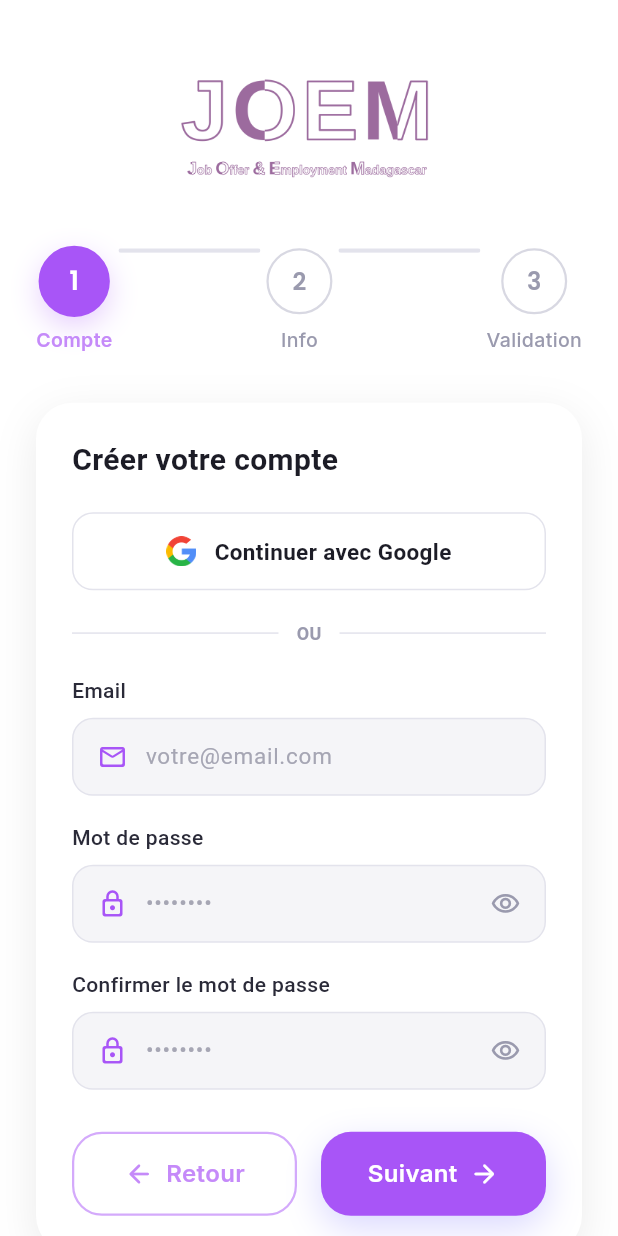
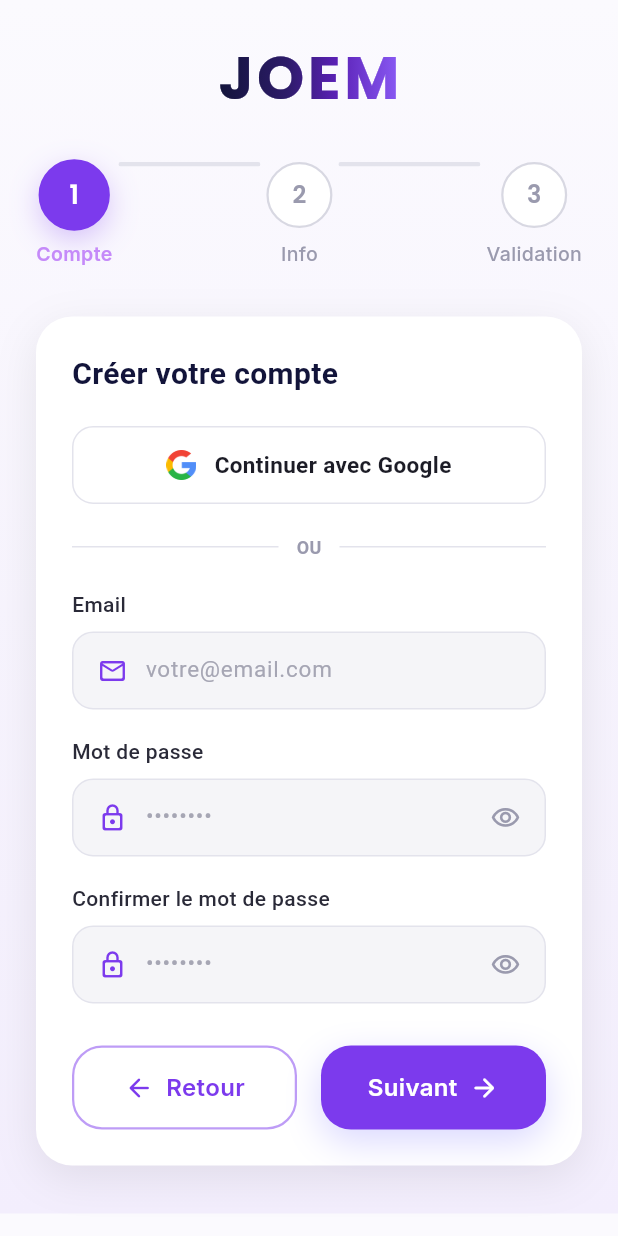
Before and after one commit to talaoux/JOEM, a Flutter app: the screen it shows after launch, after a tap on "Je suis recruteur", on a phone screen of 412 x 824 dp. Run offline on Flutter 3.47's test engine with Material 3 defaults, Android fonts, the phone set to English and light mode, and no system bars; our stand-ins replace google_fonts, image_picker; accounts and stored records are empty.

Commit message:
[FIX] changed design for welcome screen

```diff
--- a/lib/core/widgets/centered_logo.dart
+++ /dev/null
@@ -1,15 +0,0 @@
-import 'package:flutter/material.dart';
-
-/// The JOEM wordmark centered at the top of the registration/login
-/// screens.
-class CenteredLogo extends StatelessWidget {
-  const CenteredLogo({super.key});
-
-  @override
-  Widget build(BuildContext context) {
-    return Image.asset(
-      'assets/images/joem_logo.png',
-      width: 200,
-    );
-  }
-}
--- a/lib/core/widgets/glass_button.dart
+++ b/lib/core/widgets/glass_button.dart
@@ -18,6 +18,7 @@ class GlassButton extends StatelessWidget {
     this.variant = GlassButtonVariant.filled,
     this.leadingIcon,
     this.trailingIcon,
+    this.color,
   });
 
   final String label;
@@ -26,20 +27,25 @@ class GlassButton extends StatelessWidget {
   final IconData? leadingIcon;
   final IconData? trailingIcon;
 
+  /// Overrides the default [AppColors.primary] tint, e.g. to match a
+  /// specific screen's palette (login follows the onboarding violet).
+  final Color? color;
+
   bool get _isFilled => variant == GlassButtonVariant.filled;
 
   @override
   Widget build(BuildContext context) {
-    final foreground = _isFilled ? Colors.white : AppColors.primaryLight;
+    final accent = color ?? AppColors.primary;
+    final foreground = _isFilled ? Colors.white : (color ?? AppColors.primaryLight);
 
     return Container(
       height: 56,
       decoration: BoxDecoration(
-        color: _isFilled ? AppColors.primary : Colors.transparent,
+        color: _isFilled ? accent : Colors.transparent,
         borderRadius: BorderRadius.circular(20),
         border: _isFilled
             ? null
-            : Border.all(color: AppColors.primary.withValues(alpha: 0.5), width: 1.5),
+            : Border.all(color: accent.withValues(alpha: 0.5), width: 1.5),
         boxShadow: _isFilled ? AppShadows.glowShadow : null,
       ),
       child: Material(
--- /dev/null
+++ b/lib/core/widgets/joem_gradient_logo.dart
@@ -0,0 +1,39 @@
+import 'package:flutter/material.dart';
+import 'package:google_fonts/google_fonts.dart';
+
+import 'package:joem/features/welcome/presentation/welcome_palette.dart';
+
+/// Wordmark "JOEM" au dégradé navy → violet, même identité que le bloc
+/// de marque du [WelcomeScreen], réutilisé en en-tête des écrans de
+/// connexion et d'inscription (sans la grille de points ni la baseline,
+/// trop chargées pour l'en-tête d'un formulaire).
+class JoemGradientLogo extends StatelessWidget {
+  const JoemGradientLogo({super.key, this.fontSize = 40});
+
+  final double fontSize;
+
+  @override
+  Widget build(BuildContext context) {
+    return ShaderMask(
+      shaderCallback: (rect) => const LinearGradient(
+        colors: [
+          OnboardingColors.navy,
+          Color(0xFF2D1B69),
+          OnboardingColors.violetDeep,
+          OnboardingColors.violetLight,
+        ],
+        stops: [0.0, 0.38, 0.65, 1.0],
+      ).createShader(rect),
+      child: Text(
+        'JOEM',
+        style: GoogleFonts.poppins(
+          fontSize: fontSize,
+          fontWeight: FontWeight.w700,
+          letterSpacing: 2.5,
+          color: Colors.white,
+          height: 1.0,
+        ),
+      ),
+    );
+  }
+}
--- a/lib/core/widgets/light_text_field.dart
+++ b/lib/core/widgets/light_text_field.dart
@@ -1,6 +1,6 @@
 import 'package:flutter/material.dart';
 
-import '../theme/app_colors.dart';
+import 'package:joem/features/welcome/presentation/welcome_palette.dart';
 
 /// A labeled input field styled for a wizard's white card: light grey
 /// fill, grey hairline border that turns violet on focus, dark text.
@@ -66,7 +66,7 @@ class _LightTextFieldState extends State<LightTextField> {
               color: const Color(0xFFF5F5F8),
               borderRadius: BorderRadius.circular(14),
               border: Border.all(
-                color: _focused ? AppColors.primary : const Color(0xFFE3E3EC),
+                color: _focused ? OnboardingColors.violet : const Color(0xFFE3E3EC),
                 width: _focused ? 1.5 : 1,
               ),
             ),
@@ -78,7 +78,7 @@ class _LightTextFieldState extends State<LightTextField> {
                 if (widget.icon != null) ...[
                   Padding(
                     padding: EdgeInsets.only(top: isMultiline ? 2 : 0),
-                    child: Icon(widget.icon, color: AppColors.primary, size: 20),
+                    child: Icon(widget.icon, color: OnboardingColors.violet, size: 20),
                   ),
                   const SizedBox(width: 12),
                 ],
@@ -89,7 +89,7 @@ class _LightTextFieldState extends State<LightTextField> {
                     keyboardType: widget.keyboardType,
                     maxLines: isMultiline ? widget.maxLines : 1,
                     style: const TextStyle(fontSize: 15, color: Color(0xFF1C1C26)),
-                    cursorColor: AppColors.primary,
+                    cursorColor: OnboardingColors.violet,
                     decoration: InputDecoration(
                       hintText: widget.hint,
                       hintStyle: const TextStyle(fontSize: 15, color: Color(0xFFA6A6B4)),
--- a/lib/core/widgets/registration_stepper.dart
+++ b/lib/core/widgets/registration_stepper.dart
@@ -1,6 +1,7 @@
 import 'package:flutter/material.dart';
 
-import '../theme/app_colors.dart';
+import 'package:joem/features/welcome/presentation/welcome_palette.dart';
+
 import '../theme/app_durations.dart';
 import '../theme/app_text_styles.dart';
 
@@ -69,15 +70,15 @@ class _StepNode extends StatelessWidget {
             height: 44,
             decoration: BoxDecoration(
               shape: BoxShape.circle,
-              color: isHighlighted ? AppColors.primary : Colors.white,
+              color: isHighlighted ? OnboardingColors.violet : Colors.white,
               border: Border.all(
-                color: isHighlighted ? AppColors.primary : const Color(0xFFD8D8E2),
+                color: isHighlighted ? OnboardingColors.violet : const Color(0xFFD8D8E2),
                 width: 1.5,
               ),
               boxShadow: isActive
                   ? [
                       BoxShadow(
-                        color: AppColors.primary.withValues(alpha: 0.35),
+                        color: OnboardingColors.violet.withValues(alpha: 0.35),
                         blurRadius: 16,
                         spreadRadius: -2,
                         offset: const Offset(0, 6),
@@ -131,7 +132,7 @@ class _StepLine extends StatelessWidget {
                 return FractionallySizedBox(
                   widthFactor: value,
                   alignment: Alignment.centerLeft,
-                  child: Container(color: AppColors.primary),
+                  child: Container(color: OnboardingColors.violet),
                 );
               },
             ),
--- a/lib/core/widgets/step_one_account.dart
+++ b/lib/core/widgets/step_one_account.dart
@@ -1,4 +1,6 @@
 import 'package:flutter/material.dart';
+
+import 'package:joem/features/welcome/presentation/welcome_palette.dart';
 
 import 'google_sign_in_button.dart';
 import 'light_text_field.dart';
@@ -32,7 +34,7 @@ class StepOneAccount extends StatelessWidget {
           style: TextStyle(
             fontSize: 20,
             fontWeight: FontWeight.w600,
-            color: Color(0xFF1C1C26),
+            color: OnboardingColors.navy,
           ),
         ),
         const SizedBox(height: 20),
--- a/lib/core/widgets/wizard_navigation.dart
+++ b/lib/core/widgets/wizard_navigation.dart
@@ -1,6 +1,7 @@
 import 'package:flutter/material.dart';
 
 import 'package:joem/core/widgets/glass_button.dart';
+import 'package:joem/features/welcome/presentation/welcome_palette.dart';
 
 /// The "Retour" / "Suivant" (→ "Créer mon compte" on the last step) button
 /// pair shown at the bottom of the form card.
@@ -26,6 +27,7 @@ class WizardNavigation extends StatelessWidget {
             leadingIcon: Icons.arrow_back_rounded,
             variant: GlassButtonVariant.outline,
             onTap: onBack,
+            color: OnboardingColors.violet,
           ),
         ),
         const SizedBox(width: 16),
@@ -34,6 +36,7 @@ class WizardNavigation extends StatelessWidget {
             label: isLastStep ? 'Créer mon compte' : 'Suivant',
             trailingIcon: Icons.arrow_forward_rounded,
             onTap: onNext,
+            color: OnboardingColors.violet,
           ),
         ),
       ],
--- a/lib/features/job_seeker_registration/presentation/widgets/step_five_validation.dart
+++ b/lib/features/job_seeker_registration/presentation/widgets/step_five_validation.dart
@@ -1,6 +1,6 @@
 import 'package:flutter/material.dart';
 
-import 'package:joem/core/theme/app_colors.dart';
+import 'package:joem/features/welcome/presentation/welcome_palette.dart';
 
 import 'step_four_daily_rate.dart';
 import 'step_three_professional_profile.dart';
@@ -191,7 +191,7 @@ class _SummaryRow extends StatelessWidget {
     return Row(
       crossAxisAlignment: CrossAxisAlignment.start,
       children: [
-        Icon(icon, color: AppColors.primary, size: 18),
+        Icon(icon, color: OnboardingColors.violet, size: 18),
         const SizedBox(width: 10),
         Expanded(
           child: Column(
--- a/lib/features/job_seeker_registration/presentation/widgets/step_four_daily_rate.dart
+++ b/lib/features/job_seeker_registration/presentation/widgets/step_four_daily_rate.dart
@@ -1,6 +1,6 @@
 import 'package:flutter/material.dart';
 
-import 'package:joem/core/theme/app_colors.dart';
+import 'package:joem/features/welcome/presentation/welcome_palette.dart';
 import 'package:joem/core/widgets/light_dropdown.dart';
 import 'package:joem/core/widgets/light_text_field.dart';
 
@@ -122,10 +122,10 @@ class _WorkModeCheckbox extends StatelessWidget {
               width: 22,
               height: 22,
               decoration: BoxDecoration(
-                color: checked ? AppColors.primary : Colors.transparent,
+                color: checked ? OnboardingColors.violet : Colors.transparent,
                 borderRadius: BorderRadius.circular(6),
                 border: Border.all(
-                  color: checked ? AppColors.primary : const Color(0xFFD8D8E2),
+                  color: checked ? OnboardingColors.violet : const Color(0xFFD8D8E2),
                   width: 1.5,
                 ),
               ),
--- a/lib/features/job_seeker_registration/presentation/widgets/step_two_personal_info.dart
+++ b/lib/features/job_seeker_registration/presentation/widgets/step_two_personal_info.dart
@@ -1,7 +1,7 @@
 import 'package:flutter/material.dart';
 
 import 'package:joem/core/constants/malagasy_cities.dart';
-import 'package:joem/core/theme/app_colors.dart';
+import 'package:joem/features/welcome/presentation/welcome_palette.dart';
 import 'package:joem/core/widgets/light_dropdown.dart';
 import 'package:joem/core/widgets/light_text_field.dart';
 
@@ -164,7 +164,7 @@ class _ProfilePhotoPicker extends StatelessWidget {
               ),
               child: Icon(
                 selected ? Icons.check_circle_rounded : Icons.person_outline_rounded,
-                color: AppColors.primary,
+                color: OnboardingColors.violet,
                 size: 36,
               ),
             ),
@@ -176,7 +176,7 @@ class _ProfilePhotoPicker extends StatelessWidget {
                 height: 30,
                 decoration: const BoxDecoration(
                   shape: BoxShape.circle,
-                  color: AppColors.primary,
+                  color: OnboardingColors.violet,
                 ),
                 child: const Icon(Icons.camera_alt_rounded, color: Colors.white, size: 15),
               ),
--- a/lib/features/recruiter_registration/presentation/recruiter_registration_screen.dart
+++ b/lib/features/recruiter_registration/presentation/recruiter_registration_screen.dart
@@ -1,17 +1,18 @@
 import 'package:flutter/material.dart';
 
 import 'package:joem/core/theme/app_durations.dart';
-import 'package:joem/core/widgets/centered_logo.dart';
 import 'package:joem/core/widgets/form_surface.dart';
+import 'package:joem/core/widgets/joem_gradient_logo.dart';
 import 'package:joem/core/widgets/registration_stepper.dart';
 import 'package:joem/core/widgets/step_one_account.dart';
 import 'package:joem/core/widgets/wizard_navigation.dart';
+import 'package:joem/features/welcome/presentation/welcome_palette.dart';
 
 import 'widgets/step_three_validation.dart';
 import 'widgets/step_two_personal_info.dart';
 
 /// Écran "Inscription Recruteur" : un wizard à 3 étapes (Compte, Info,
-/// Validation) sur fond blanc, qui reste sur une seule page — les
+/// Validation) sur fond dégradé façon onboarding, qui reste sur une seule page — les
 /// étapes changent uniquement le contenu du formulaire, jamais l'écran.
 class RecruiterRegistrationScreen extends StatefulWidget {
   const RecruiterRegistrationScreen({super.key});
@@ -116,8 +117,16 @@ class _RecruiterRegistrationScreenState
     final horizontalPadding = isTablet ? 48.0 : (isLargeScreen ? 40.0 : 24.0);
 
     return Scaffold(
-      backgroundColor: Colors.white,
-      body: SafeArea(
+      backgroundColor: OnboardingColors.bgTop,
+      body: DecoratedBox(
+        decoration: const BoxDecoration(
+          gradient: LinearGradient(
+            begin: Alignment.topCenter,
+            end: Alignment.bottomCenter,
+            colors: [OnboardingColors.bgTop, OnboardingColors.bgBottom],
+          ),
+        ),
+        child: SafeArea(
         child: SingleChildScrollView(
           physics: const BouncingScrollPhysics(),
           child: Center(
@@ -130,7 +139,7 @@ class _RecruiterRegistrationScreenState
                 child: Column(
                   children: [
                     const SizedBox(height: 32),
-                    const CenteredLogo(),
+                    const JoemGradientLogo(),
                     const SizedBox(height: 36),
 
                     RegistrationStepper(
@@ -178,6 +187,7 @@ class _RecruiterRegistrationScreenState
             ),
           ),
         ),
+        ),
       ),
     );
   }
--- a/lib/features/recruiter_registration/presentation/widgets/step_three_validation.dart
+++ b/lib/features/recruiter_registration/presentation/widgets/step_three_validation.dart
@@ -1,6 +1,6 @@
 import 'package:flutter/material.dart';
 
-import 'package:joem/core/theme/app_colors.dart';
+import 'package:joem/features/welcome/presentation/welcome_palette.dart';
 
 /// Étape 3 — "Validation" : relecture des informations saisies aux
 /// étapes précédentes avant la création du compte.
@@ -135,7 +135,7 @@ class _SummaryRow extends StatelessWidget {
     return Row(
       crossAxisAlignment: CrossAxisAlignment.start,
       children: [
-        Icon(icon, color: AppColors.primary, size: 18),
+        Icon(icon, color: OnboardingColors.violet, size: 18),
         const SizedBox(width: 10),
         Expanded(
           child: Column(
--- a/lib/features/recruiter_registration/presentation/widgets/step_two_personal_info.dart
+++ b/lib/features/recruiter_registration/presentation/widgets/step_two_personal_info.dart
@@ -1,7 +1,7 @@
 import 'package:flutter/material.dart';
 
 import 'package:joem/core/constants/malagasy_cities.dart';
-import 'package:joem/core/theme/app_colors.dart';
+import 'package:joem/features/welcome/presentation/welcome_palette.dart';
 import 'package:joem/core/widgets/light_dropdown.dart';
 import 'package:joem/core/widgets/light_text_field.dart';
 
@@ -172,7 +172,7 @@ class _LogoPicker extends StatelessWidget {
               children: [
                 Icon(
                   selected ? Icons.check_circle_rounded : Icons.cloud_upload_outlined,
-                  color: AppColors.primary,
+                  color: OnboardingColors.violet,
                   size: 26,
                 ),
                 const SizedBox(height: 6),
--- a/lib/features/welcome/presentation/welcome_screen.dart
+++ b/lib/features/welcome/presentation/welcome_screen.dart
@@ -1,3 +1,4 @@
+import 'dart:async';
 import 'dart:math' as math;
 
 import 'package:flutter/material.dart';
@@ -162,8 +163,10 @@ class _WelcomeScreenState extends State<WelcomeScreen>
                           child: _ActionCard(
                             icon: Icons.work,
                             title: 'Je suis recruteur',
-                            subtitle:
-                                'Publiez des offres et trouvez les meilleurs talents.',
+                            subtitleLines: const [
+                              'Publier des offres et trouvez',
+                              'les meilleur talent',
+                            ],
                             onTap: _onRecruiterTap,
                             animation: _mainAnimation,
                             scale: scale,
@@ -179,8 +182,10 @@ class _WelcomeScreenState extends State<WelcomeScreen>
                           child: _ActionCard(
                             icon: Icons.person,
                             title: 'Je cherche un emploi',
-                            subtitle:
-                                "Trouvez l'opportunité qui correspond à votre profil.",
+                            subtitleLines: const [
+                              "Trouvez l'opportunité qui correspond",
+                              'à votre profil',
+                            ],
                             onTap: _onJobSeekerTap,
                             animation: _mainAnimation,
                             scale: scale,
@@ -651,7 +656,7 @@ class _DescriptionBlock extends StatelessWidget {
 class _ActionCard extends StatelessWidget {
   final IconData icon;
   final String title;
-  final String subtitle;
+  final List<String> subtitleLines;
   final VoidCallback onTap;
   final Animation<double> animation;
   final double scale;
@@ -660,7 +665,7 @@ class _ActionCard extends StatelessWidget {
   const _ActionCard({
     required this.icon,
     required this.title,
-    required this.subtitle,
+    required this.subtitleLines,
     required this.onTap,
     required this.animation,
     required this.scale,
@@ -720,37 +725,36 @@ class _ActionCard extends StatelessWidget {
                       // deux ne peut jamais dépasser l'espace disponible,
                       // quelle que soit la taille d'écran.
                       Expanded(
-                        flex: 2,
                         child: Align(
                           alignment: Alignment.centerLeft,
-                          child: FittedBox(
-                            fit: BoxFit.scaleDown,
-                            alignment: Alignment.centerLeft,
-                            child: Text(
-                              title,
-                              maxLines: 1,
-                              softWrap: false,
-                              overflow: TextOverflow.visible,
-                              style: GoogleFonts.poppins(
-                                fontSize: 18 * scale,
-                                fontWeight: FontWeight.w700,
-                                color: OnboardingColors.navy,
-                              ),
+                          // _AutoFitText (plutôt que FittedBox) : le titre
+                          // peut se répartir sur 2 lignes si besoin, ce qui
+                          // permet une police bien plus grande qu'en le
+                          // forçant sur une seule ligne à côté de l'icône.
+                          child: _AutoFitText(
+                            text: title,
+                            maxLines: 2,
+                            textAlign: TextAlign.left,
+                            style: GoogleFonts.poppins(
+                              fontSize: 19 * scale,
+                              fontWeight: FontWeight.w700,
+                              color: OnboardingColors.navy,
+                              height: 1.1,
                             ),
                           ),
                         ),
                       ),
                       const SizedBox(height: 4),
                       Expanded(
-                        flex: 3,
                         child: Align(
                           alignment: Alignment.centerLeft,
-                          child: _AutoFitText(
-                            text: subtitle,
-                            maxLines: 2,
-                            textAlign: TextAlign.left,
+                          child: _RotatingSubtitle(
+                            lines: subtitleLines,
+                            initialDelay: Duration(
+                              milliseconds: 600 * delayIndex,
+                            ),
                             style: GoogleFonts.poppins(
-                              fontSize: 13.5 * scale,
+                              fontSize: 12 * scale,
                               fontWeight: FontWeight.w400,
                               color: OnboardingColors.textMuted,
                               height: 1.35,
@@ -770,6 +774,82 @@ class _ActionCard extends StatelessWidget {
               ],
             ),
           ),
+        ),
+      ),
+    );
+  }
+}
+
+/// Sous-titre de carte à plusieurs lignes qui défilent en boucle : chaque
+/// ligne s'affiche quelques secondes, puis disparaît vers le haut pendant
+/// que la suivante entre en glissant depuis le bas (effet "ticker").
+class _RotatingSubtitle extends StatefulWidget {
+  static const Duration _interval = Duration(milliseconds: 2400);
+
+  final List<String> lines;
+  final TextStyle style;
+  final Duration initialDelay;
+
+  const _RotatingSubtitle({
+    required this.lines,
+    required this.style,
+    this.initialDelay = Duration.zero,
+  });
+
+  @override
+  State<_RotatingSubtitle> createState() => _RotatingSubtitleState();
+}
+
+class _RotatingSubtitleState extends State<_RotatingSubtitle> {
+  Timer? _delayTimer;
+  Timer? _periodicTimer;
+  int _index = 0;
+
+  @override
+  void initState() {
+    super.initState();
+    if (widget.lines.length > 1) {
+      _delayTimer = Timer(widget.initialDelay, _startTicking);
+    }
+  }
+
+  void _startTicking() {
+    _periodicTimer = Timer.periodic(_RotatingSubtitle._interval, (_) {
+      setState(() => _index = (_index + 1) % widget.lines.length);
+    });
+  }
+
+  @override
+  void dispose() {
+    _delayTimer?.cancel();
+    _periodicTimer?.cancel();
+    super.dispose();
+  }
+
+  @override
+  Widget build(BuildContext context) {
+    return ClipRect(
+      child: AnimatedSwitcher(
+        duration: const Duration(milliseconds: 420),
+        switchInCurve: Curves.easeOut,
+        switchOutCurve: Curves.easeIn,
+        transitionBuilder: (child, anim) {
+          final isOutgoing = anim.status == AnimationStatus.reverse;
+          final offset = Tween<Offset>(
+            begin: isOutgoing ? const Offset(0, -0.5) : const Offset(0, 0.5),
+            end: Offset.zero,
+          ).animate(anim);
+          return SlideTransition(
+            position: offset,
+            child: FadeTransition(opacity: anim, child: child),
+          );
+        },
+        child: _AutoFitText(
+          key: ValueKey<int>(_index),
+          text: widget.lines[_index],
+          maxLines: 1,
+          textAlign: TextAlign.left,
+          style: widget.style,
         ),
       ),
     );
@@ -880,6 +960,7 @@ class _AutoFitText extends StatelessWidget {
   final TextAlign textAlign;
 
   const _AutoFitText({
+    super.key,
     required this.text,
     required this.style,
     this.maxLines = 3,
```
Also changed, not shown: lib/features/job_seeker_registration/presentation/job_seeker_registration_screen.dart (+15 -5 lines), lib/features/job_seeker_registration/presentation/widgets/step_three_professional_profile.dart (+4 -3 lines), lib/features/login/presentation/login_screen.dart (+25 -11 lines), lib/features/welcome/presentation/welcome_palette.dart (+4 -4 lines), 1 other file.
